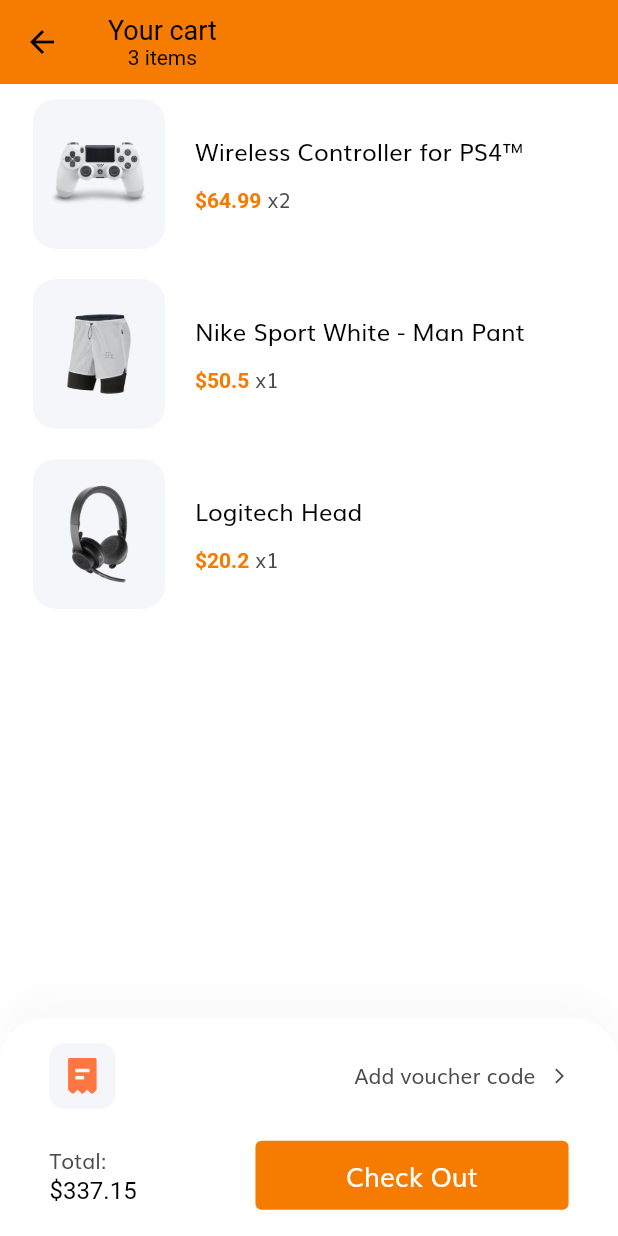
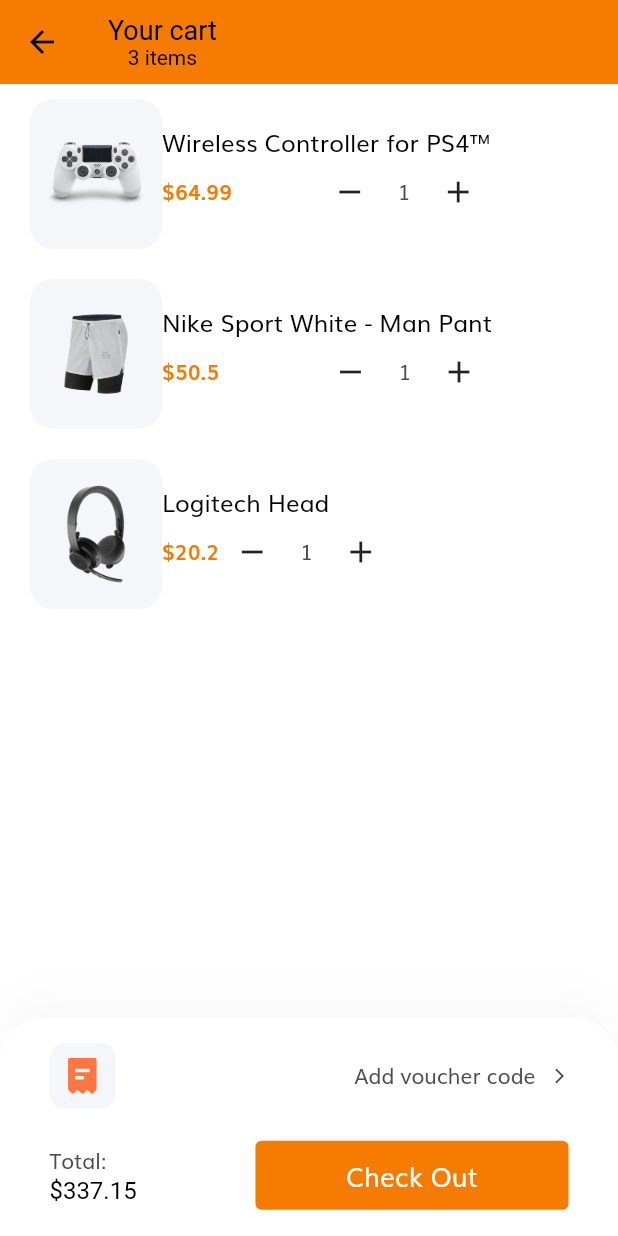
Before and after one commit to abdul737/online_market_client, a Flutter app: the CartScreen screen opened by its route, on a phone screen of 412 x 824 dp. Run offline on Flutter 3.47's test engine with Material 2 defaults, Android fonts, the phone set to English and light mode, and no system bars; our stand-ins replace flutter_svg.

Commit message:
26 Cartdagi,mahsulot sonlari

```diff
--- a/lib/screens/cart/components/body.dart
+++ b/lib/screens/cart/components/body.dart
@@ -3,7 +3,6 @@ import 'package:flutter_svg/svg.dart';
 import 'package:online_market_client/models/Cart.dart';
 import 'package:online_market_client/screens/details/details_screen.dart';
 
-import '../../../size_config.dart';
 import 'cart_card.dart';
 
 class Body extends StatefulWidget {
@@ -17,9 +16,7 @@ class _BodyState extends State<Body> {
   @override
   Widget build(BuildContext context) {
     return Padding(
-      padding: EdgeInsets.symmetric(
-        horizontal: getProportionateScreenWidth(20),
-      ),
+      padding: const EdgeInsets.symmetric(horizontal: 20),
       child: ListView.builder(
         itemCount: demoCarts.length,
         itemBuilder: (context, index) => GestureDetector(
--- a/lib/screens/cart/components/cart_card.dart
+++ b/lib/screens/cart/components/cart_card.dart
@@ -1,5 +1,6 @@
 import 'package:flutter/material.dart';
 import 'package:online_market_client/models/Cart.dart';
+import 'package:online_market_client/screens/details/components/count_quantity.dart';
 
 import '../../../constants.dart';
 import '../../../size_config.dart';
@@ -33,30 +34,36 @@ class CartCard extends StatelessWidget {
             ),
           ),
         ),
-        const SizedBox(width: 20),
-        Column(
-          crossAxisAlignment: CrossAxisAlignment.start,
+        IntrinsicWidth(
+          child: Column(
+            children: [
+              Row(
                 children: [
                   Text(
                     cart.product.title,
                     style: const TextStyle(color: Colors.black, fontSize: 16),
                     maxLines: 2,
                   ),
-            const SizedBox(height: 10),
-            Text.rich(
-              TextSpan(
-                text: "\$${cart.product.price}",
-                style: const TextStyle(
-                    fontWeight: FontWeight.w600, color: kPrimaryColor),
-                children: [
-                  TextSpan(
-                      text: " x${cart.numOfItem}",
-                      style: Theme.of(context).textTheme.bodyText1),
                 ],
               ),
-            )
+              Row(
+                mainAxisAlignment: MainAxisAlignment.spaceBetween,
+                children: [
+                  Text(
+                    "\$${cart.product.price}",
+                    style: const TextStyle(
+                      fontWeight: FontWeight.w600,
+                      color: kPrimaryColor,
+                    ),
+                  ),
+                  CountQuantityWidget(
+                    numOfItems: cart.numOfItem,
+                  ),
                 ],
-        )
+              ),
+            ],
+          ),
+        ),
       ],
     );
   }
--- a/lib/screens/details/components/body.dart
+++ b/lib/screens/details/components/body.dart
@@ -1,5 +1,6 @@
 import 'package:flutter/material.dart';
 import 'package:online_market_client/components/default_button.dart';
+import 'package:online_market_client/models/Cart.dart';
 import 'package:online_market_client/models/Product.dart';
 import 'package:online_market_client/size_config.dart';
 
@@ -10,8 +11,12 @@ import 'top_rounded_container.dart';
 
 class Body extends StatelessWidget {
   final Product product;
-
-  const Body({Key? key, required this.product}) : super(key: key);
+  final Cart numOfItems;
+  const Body({
+    Key? key,
+    required this.product,
+    required this.numOfItems,
+  }) : super(key: key);
 
   @override
   Widget build(BuildContext context) {
@@ -27,7 +32,7 @@ class Body extends StatelessWidget {
                 color: const Color(0xFFF6F7F9),
                 child: Column(
                   children: [
-                    ColorDots(product: product),
+                    ColorDots(product: product, cart: numOfItems),
                     TopRoundedContainer(
                       color: Colors.white,
                       child: Padding(
--- a/lib/screens/details/components/count_quantity.dart
+++ b/lib/screens/details/components/count_quantity.dart
@@ -5,7 +5,10 @@ const minQuantity = 1;
 const maxQuantity = 100;
 
 class CountQuantityWidget extends StatefulWidget {
-  const CountQuantityWidget({Key? key}) : super(key: key);
+  final int numOfItems;
+
+  const CountQuantityWidget({Key? key, required this.numOfItems})
+      : super(key: key);
 
   @override
   _CountQuantityWidgetState createState() => _CountQuantityWidgetState();
--- a/lib/screens/details/components/top_rounded_container.dart
+++ b/lib/screens/details/components/top_rounded_container.dart
@@ -20,7 +20,7 @@ class TopRoundedContainer extends StatelessWidget {
       width: double.infinity,
       decoration: BoxDecoration(
         color: color,
-        borderRadius: BorderRadius.only(
+        borderRadius: const BorderRadius.only(
           topLeft: Radius.circular(40),
           topRight: Radius.circular(40),
         ),
--- a/lib/screens/details/details_screen.dart
+++ b/lib/screens/details/details_screen.dart
@@ -1,6 +1,7 @@
 import 'package:flutter/material.dart';
 import 'package:flutter/services.dart';
 import 'package:online_market_client/constants.dart';
+import 'package:online_market_client/models/Cart.dart';
 
 import '../../models/Product.dart';
 import 'components/body.dart';
@@ -26,7 +27,10 @@ class DetailsScreen extends StatelessWidget {
         appBar: CustomAppBar(
           rating: args.product.rating,
         ),
-        body: Body(product: args.product),
+        body: Body(
+          product: args.product,
+          numOfItems:  ,
+        ),
       ),
     );
   }
--- a/lib/screens/home/components/section_title.dart
+++ b/lib/screens/home/components/section_title.dart
@@ -26,7 +26,7 @@ class SectionTitle extends StatelessWidget {
         ),
         GestureDetector(
           onTap: press,
-          child: Text(
+          child: const Text(
             "See More",
             style: TextStyle(color: Color(0xFFBBBBBB)),
           ),
```
Also changed, not shown: lib/screens/details/components/color_dots.dart (+6 -1 lines), lib/screens/details/components/product_images.dart (+4 -4 lines). Lines whose indentation alone changed are shown as unchanged.
